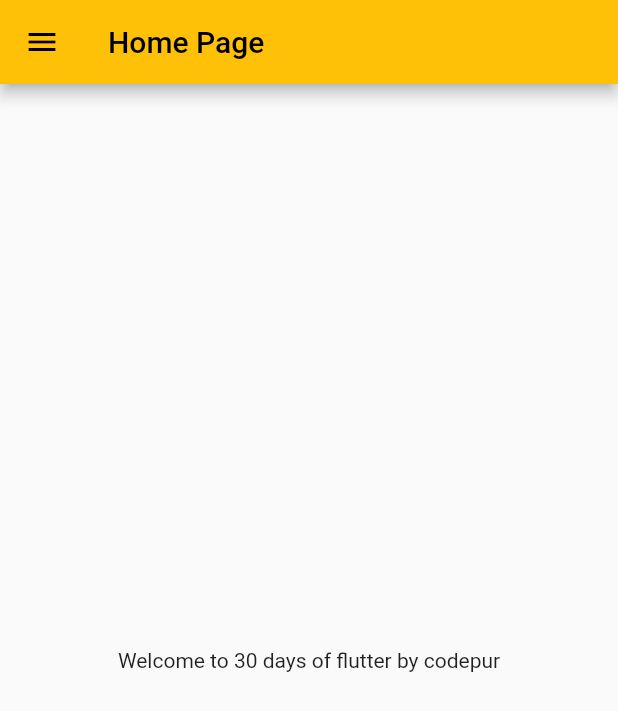
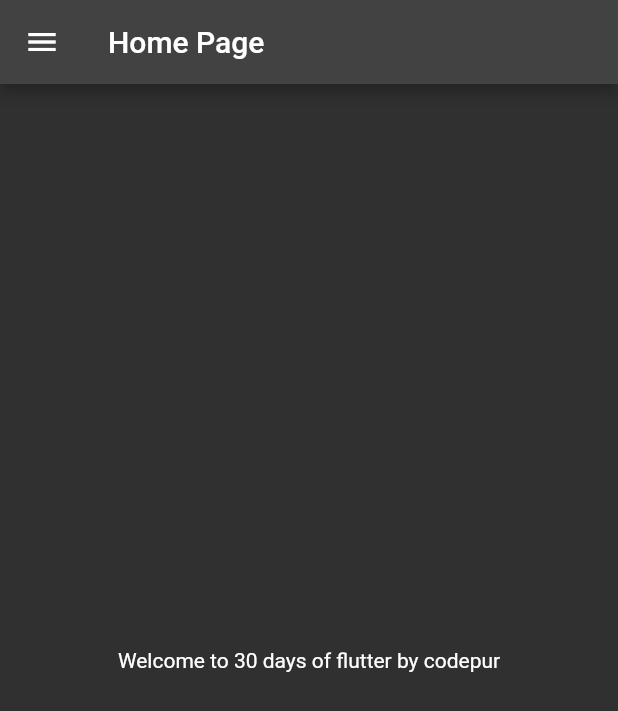
Before and after one commit to ravi25595/30DaysOfFlutter, a Flutter app: the screen it shows after launch, on a phone screen of 412 x 824 dp. Shown: the top 711 px of the screen. Run offline on Flutter 3.47's test engine with Material 2 defaults, Android fonts, the phone set to English and light mode, and no system bars.

Commit message:
Day 2 Completed

```diff
--- a/lib/main.dart
+++ b/lib/main.dart
@@ -12,11 +12,11 @@ class MyApp extends StatelessWidget {
   Widget build(BuildContext context) {
     return MaterialApp(
       home: HomePage(),
-      themeMode: ThemeMode.light,
+      themeMode: ThemeMode.dark,
       theme: ThemeData(primarySwatch: Colors.amber),
       darkTheme:
           ThemeData(
-              //brightness: Brightness.dark,
+              brightness: Brightness.dark,
               primarySwatch: Colors.deepPurple
           ),
     );
```
